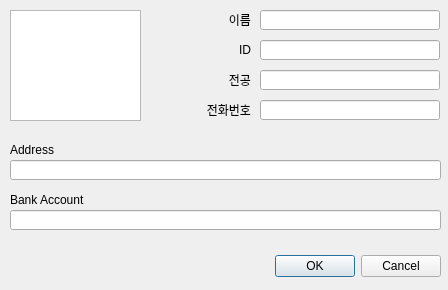
Above: dialognewworker.ui from Hyuntae-Lee/HRM before the change. Below: the same form after it.
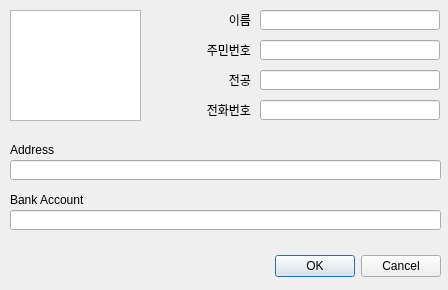
That is the form after the change.

```diff
--- a/dialognewworker.ui
+++ b/dialognewworker.ui
@@ -85,7 +85,7 @@
     </rect>
    </property>
    <property name="text">
-    <string>ID</string>
+    <string>주민번호</string>
    </property>
    <property name="alignment">
     <set>Qt::AlignRight|Qt::AlignTrailing|Qt::AlignVCenter</set>
```
Left out of the diff: 2 changed lines with no effect on the pictures.
